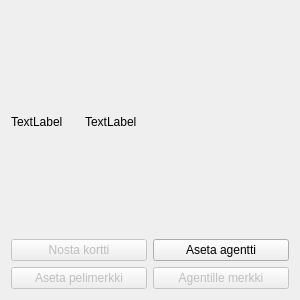
First picture: the form in ElectionGame/Student/kaupunginosa.ui, repository elguitar/los-horos, before the edit.
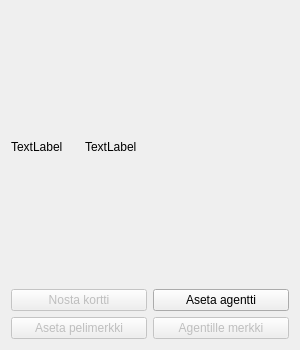
Second picture: the form after the edit.

```diff
--- a/ElectionGame/Student/kaupunginosa.ui
+++ b/ElectionGame/Student/kaupunginosa.ui
@@ -7,7 +7,7 @@
     <x>0</x>
     <y>0</y>
     <width>300</width>
-    <height>300</height>
+    <height>350</height>
    </rect>
   </property>
   <property name="sizePolicy">
@@ -19,13 +19,13 @@
   <property name="minimumSize">
    <size>
     <width>300</width>
-    <height>300</height>
+    <height>350</height>
    </size>
   </property>
   <property name="maximumSize">
    <size>
     <width>300</width>
-    <height>300</height>
+    <height>350</height>
    </size>
   </property>
   <property name="windowTitle">
```
